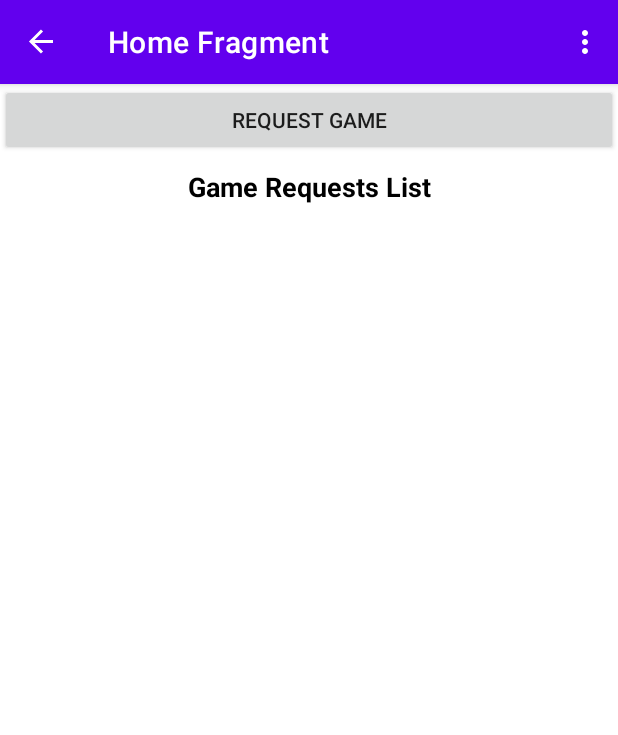
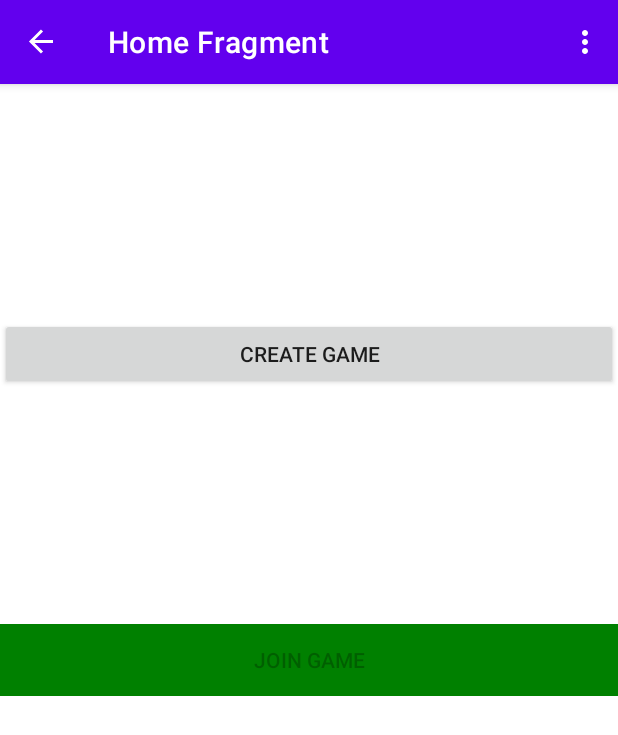
Before and after one commit to kailashchivhe/UNO-Game, an Android app: the HomeFragment screen opened directly, with no data from a screen before it, on a phone screen of 412 x 824 dp. Shown: the top 735 px of the screen. Run offline under Robolectric (Android 15) with nearby library versions, the phone set to English and light mode, and no system bars; our stand-ins replace Firebase (no records; nobody signed in at launch, a user with empty details on screens opened directly), navigation-ui.

Commit message:
MVVM uno create and start game

```diff
--- a/app/src/main/java/com/kai/unogame/adapter/GameRequestAdapter.java
+++ b/app/src/main/java/com/kai/unogame/adapter/GameRequestAdapter.java
@@ -53,7 +53,7 @@ public class GameRequestAdapter extends RecyclerView.Adapter<GameRequestHolder>
     }
     void onGameRequestClicked(Game game){
         //Go to game
-        FirebaseHelper.joinGame(game, FirebaseHelper.getUser().getUid());
+//        FirebaseHelper.joinGame(game, FirebaseHelper.getUser().getUid());
     }
 
     @Override
--- /dev/null
+++ b/app/src/main/java/com/kai/unogame/listener/CreateGameListener.java
@@ -0,0 +1,6 @@
+package com.kai.unogame.listener;
+
+public interface CreateGameListener {
+    void gameCreatedSuccessfully();
+    void gameCreationFailure(String message);
+}
--- a/app/src/main/java/com/kai/unogame/ui/home/HomeFragment.java
+++ b/app/src/main/java/com/kai/unogame/ui/home/HomeFragment.java
@@ -7,6 +7,8 @@ import android.os.Bundle;
 import androidx.annotation.NonNull;
 import androidx.annotation.Nullable;
 import androidx.fragment.app.Fragment;
+import androidx.lifecycle.Observer;
+import androidx.lifecycle.ViewModelProvider;
 import androidx.navigation.fragment.NavHostFragment;
 import androidx.recyclerview.widget.LinearLayoutManager;
 
@@ -28,12 +30,12 @@ import com.kai.unogame.utils.FirebaseHelper;
 import java.util.ArrayList;
 import java.util.List;
 
-public class HomeFragment extends Fragment implements StartGameListener, GameRequestListener {
+public class HomeFragment extends Fragment{
 
     FragmentHomeBinding binding;
-    List<Game> gameList = new ArrayList<>();
     AlertDialog.Builder builder;
-    GameRequestAdapter gameRequestAdapter;
+    HomeViewModel homeViewModel;
+
     @Override
     public void onCreate(Bundle savedInstanceState) {
         super.onCreate(savedInstanceState);
@@ -71,9 +73,26 @@ public class HomeFragment extends Fragment implements StartGameListener, GameReq
     @Override
     public void onViewCreated(@NonNull View view, @Nullable Bundle savedInstanceState) {
         super.onViewCreated(view, savedInstanceState);
+        homeViewModel = new ViewModelProvider(requireActivity()).get(HomeViewModel.class);
         binding.gameRequestButton.setOnClickListener(new View.OnClickListener() {
             @Override
             public void onClick(View view) {
+                homeViewModel.createGame();
+            }
+        });
+
+        homeViewModel.getCreateStatusLiveData().observe(getViewLifecycleOwner(), new Observer<Boolean>() {
+            @Override
+            public void onChanged(Boolean aBoolean) {
+                if(aBoolean){
+                    binding.gameJoinButton.setEnabled(true);
+                }
+            }
+        });
+
+        homeViewModel.getJoinStatusLiveData().observe(getViewLifecycleOwner(), new Observer<Boolean>() {
+            @Override
+            public void onChanged(Boolean aBoolean) {
                 navigateToGame();
             }
         });
@@ -86,9 +105,6 @@ public class HomeFragment extends Fragment implements StartGameListener, GameReq
     @Override
     public void onActivityCreated(@Nullable Bundle savedInstanceState) {
         super.onActivityCreated(savedInstanceState);
-        gameRequestAdapter = new GameRequestAdapter(gameList);
-        binding.recyclerViewGameRequest.setLayoutManager(new LinearLayoutManager(getContext(),LinearLayoutManager.HORIZONTAL,false));
-        binding.recyclerViewGameRequest.setAdapter(gameRequestAdapter);
     }
 
     private void onLogoutClicked(){
@@ -99,28 +115,4 @@ public class HomeFragment extends Fragment implements StartGameListener, GameReq
     private void onProfileClicked(){
         NavHostFragment.findNavController(this).navigate(R.id.action_HomeFragment_to_ProfileFragment);
     }
-
-    @Override
-    public void gameStarted(String gameID) {
-        FirebaseHelper.displayGames(gameID,this);
-    }
-
-    @Override
-    public void gameStartedFailure(String message) {
-        builder.setMessage(message);
-        AlertDialog alertDialog = builder.create();
-        alertDialog.show();
-    }
-
-    @Override
-    public void allGameRequests() {
-
-    }
-
-    @Override
-    public void allGameRequestsFailure(String message) {
-        builder.setMessage(message);
-        AlertDialog alertDialog = builder.create();
-        alertDialog.show();
-    }
 }
--- /dev/null
+++ b/app/src/main/java/com/kai/unogame/ui/home/HomeViewModel.java
@@ -0,0 +1,59 @@
+package com.kai.unogame.ui.home;
+
+import android.app.Application;
+
+import androidx.annotation.NonNull;
+import androidx.lifecycle.AndroidViewModel;
+import androidx.lifecycle.MutableLiveData;
+import androidx.lifecycle.ViewModel;
+
+import com.kai.unogame.listener.CreateGameListener;
+import com.kai.unogame.listener.JoinGameListener;
+import com.kai.unogame.utils.FirebaseHelper;
+
+public class HomeViewModel extends AndroidViewModel implements CreateGameListener, JoinGameListener {
+    MutableLiveData<Boolean> createStatusLiveData;
+    MutableLiveData<Boolean> joinStatusLiveData;
+
+    public HomeViewModel(@NonNull Application application) {
+        super(application);
+        createStatusLiveData = new MutableLiveData<>();
+        joinStatusLiveData = new MutableLiveData<>();
+    }
+
+    public void createGame(){
+        FirebaseHelper.createGame(this);
+    }
+
+    public void joinGame(){
+        FirebaseHelper.joinGame( this );
+    }
+
+    @Override
+    public void gameCreatedSuccessfully() {
+        createStatusLiveData.postValue(true);
+    }
+
+    @Override
+    public void gameCreationFailure(String message) {
+//        createStatusLiveData.postValue(false);
+    }
+
+    @Override
+    public void gamedJoined() {
+        joinStatusLiveData.postValue(true);
+    }
+
+    @Override
+    public void gamedJoinedFailure(String message) {
+//        joinStatusLiveData.postValue(false);
+    }
+
+    public MutableLiveData<Boolean> getCreateStatusLiveData() {
+        return createStatusLiveData;
+    }
+
+    public MutableLiveData<Boolean> getJoinStatusLiveData() {
+        return joinStatusLiveData;
+    }
+}
--- a/app/src/main/res/layout/fragment_home.xml
+++ b/app/src/main/res/layout/fragment_home.xml
@@ -12,31 +12,43 @@
         android:layout_width="match_parent"
         android:layout_height="wrap_content"
         app:layout_constraintTop_toTopOf="parent"
-        android:text="Request Game"
-        app:layout_constraintBottom_toTopOf="@id/header_title"
+        app:layout_constraintBottom_toTopOf="@id/gameJoinButton"
+        android:text="Create Game"
         />
 
-    <TextView
-        android:id="@+id/header_title"
-        android:layout_width="wrap_content"
-        android:layout_height="wrap_content"
-        app:layout_constraintTop_toBottomOf="@id/gameRequestButton"
-        android:textSize="18sp"
-        android:text="Game Requests List"
-        android:textStyle="bold"
-        android:layout_marginTop="8dp"
-        android:textColor="@color/black"
-        app:layout_constraintLeft_toLeftOf="parent"
-        app:layout_constraintRight_toRightOf="parent" />
-
-    <androidx.recyclerview.widget.RecyclerView
-        android:id="@+id/recyclerViewGameRequest"
+    <androidx.appcompat.widget.AppCompatButton
+        android:id="@+id/gameJoinButton"
         android:layout_width="match_parent"
         android:layout_height="wrap_content"
-        android:layout_marginStart="8dp"
-        android:layout_marginTop="8dp"
-        android:layout_marginEnd="8dp"
-        app:layout_constraintEnd_toEndOf="parent"
-        app:layout_constraintStart_toStartOf="parent"
-        app:layout_constraintTop_toBottomOf="@id/header_title" />
+        app:layout_constraintTop_toTopOf="parent"
+        android:background="#008000"
+        app:layout_constraintTop_toBottomOf="@id/gameRequestButton"
+        app:layout_constraintBottom_toBottomOf="parent"
+        android:enabled="false"
+        android:text="Join Game"
+        />
+
+<!--    <TextView-->
+<!--        android:id="@+id/header_title"-->
+<!--        android:layout_width="wrap_content"-->
+<!--        android:layout_height="wrap_content"-->
+<!--        app:layout_constraintTop_toBottomOf="@id/gameRequestButton"-->
+<!--        android:textSize="18sp"-->
+<!--        android:text="Game Requests List"-->
+<!--        android:textStyle="bold"-->
+<!--        android:layout_marginTop="8dp"-->
+<!--        android:textColor="@color/black"-->
+<!--        app:layout_constraintLeft_toLeftOf="parent"-->
+<!--        app:layout_constraintRight_toRightOf="parent" />-->
+
+<!--    <androidx.recyclerview.widget.RecyclerView-->
+<!--        android:id="@+id/recyclerViewGameRequest"-->
+<!--        android:layout_width="match_parent"-->
+<!--        android:layout_height="wrap_content"-->
+<!--        android:layout_marginStart="8dp"-->
+<!--        android:layout_marginTop="8dp"-->
+<!--        android:layout_marginEnd="8dp"-->
+<!--        app:layout_constraintEnd_toEndOf="parent"-->
+<!--        app:layout_constraintStart_toStartOf="parent"-->
+<!--        app:layout_constraintTop_toBottomOf="@id/header_title" />-->
 </androidx.constraintlayout.widget.ConstraintLayout>
```
Also changed, not shown: app/src/main/java/com/kai/unogame/utils/FirebaseHelper.java (+56 -20 lines).
